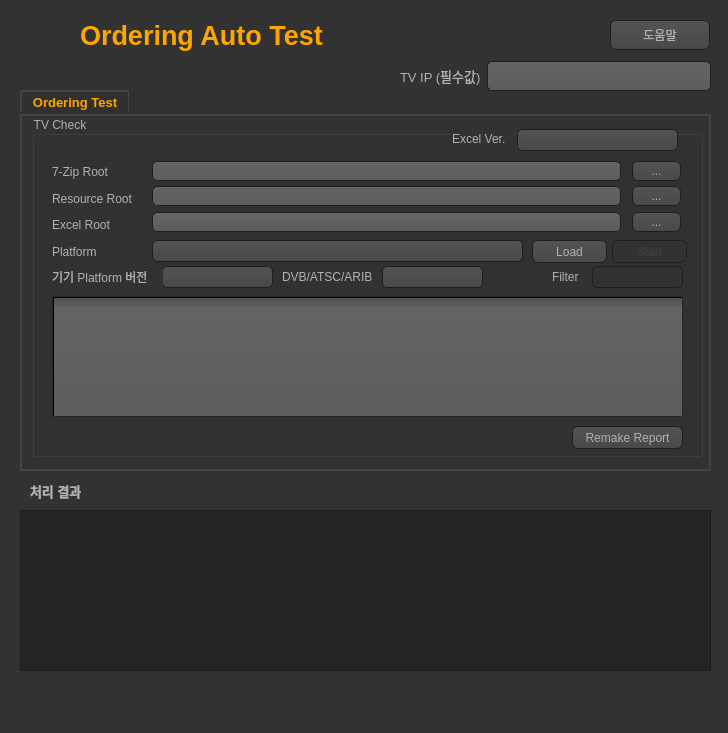
Qt form test-helper2/resources/mainForm.ui (lemonmin/orderingTestTool) before a commit.
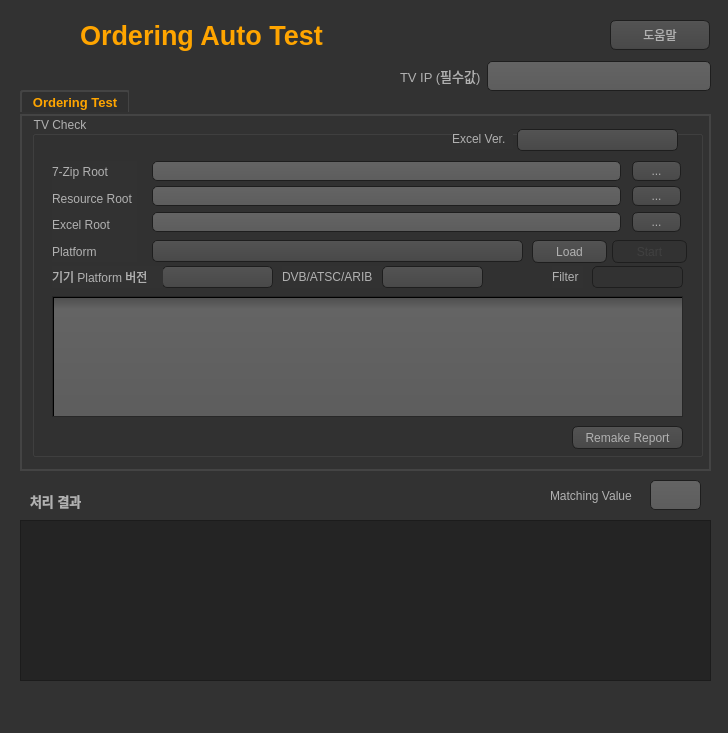
The same form after that commit. Icons and pictures are not drawn.

```diff
--- a/test-helper2/resources/mainForm.ui
+++ b/test-helper2/resources/mainForm.ui
@@ -1048,7 +1048,7 @@
     <property name="geometry">
      <rect>
       <x>30</x>
-      <y>480</y>
+      <y>490</y>
       <width>71</width>
       <height>21</height>
      </rect>
@@ -1072,7 +1072,7 @@
     <property name="geometry">
      <rect>
       <x>20</x>
-      <y>510</y>
+      <y>520</y>
       <width>691</width>
       <height>161</height>
      </rect>
@@ -1087,16 +1087,47 @@
      <bool>true</bool>
     </property>
    </widget>
-   <zorder>label</zorder>
-   <zorder>label_3</zorder>
-   <zorder>helpButton</zorder>
-   <zorder>horizontalLayoutWidget_2</zorder>
-   <zorder>functionArea</zorder>
-   <zorder>label_15</zorder>
-   <zorder>resultText</zorder>
-   <zorder>ipEdit</zorder>
-   <zorder>label_2</zorder>
-   <zorder>label_2</zorder>
+   <widget class="QLineEdit" name="matchingValEdit">
+    <property name="enabled">
+     <bool>true</bool>
+    </property>
+    <property name="geometry">
+     <rect>
+      <x>650</x>
+      <y>480</y>
+      <width>51</width>
+      <height>30</height>
+     </rect>
+    </property>
+    <property name="minimumSize">
+     <size>
+      <width>0</width>
+      <height>30</height>
+     </size>
+    </property>
+    <property name="font">
+     <font>
+      <family>Arial</family>
+      <pointsize>10</pointsize>
+     </font>
+    </property>
+    <property name="placeholderText">
+     <string/>
+    </property>
+   </widget>
+   <widget class="QLabel" name="label_28">
+    <property name="geometry">
+     <rect>
+      <x>550</x>
+      <y>480</y>
+      <width>91</width>
+      <height>31</height>
+     </rect>
+    </property>
+    <property name="text">
+     <string>Matching Value</string>
+    </property>
+   </widget>
   </widget>
   <widget class="QMenuBar" name="menubar">
    <property name="geometry">
```
